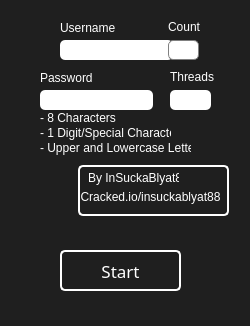
First picture: the form in gui.ui, repository Th3K1n91/mega_nz-Creator, before the edit.
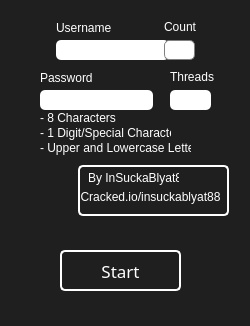
Second picture: the form after the edit. Icons and pictures are not drawn.

```diff
--- a/gui.ui
+++ b/gui.ui
@@ -36,7 +36,7 @@
   <widget class="QLineEdit" name="username">
    <property name="geometry">
     <rect>
-     <x>60</x>
+     <x>56</x>
      <y>40</y>
      <width>113</width>
      <height>20</height>
@@ -51,7 +51,7 @@
   <widget class="QLineEdit" name="count">
    <property name="geometry">
     <rect>
-     <x>168</x>
+     <x>164</x>
      <y>40</y>
      <width>31</width>
      <height>20</height>
@@ -67,7 +67,7 @@
   <widget class="QLabel" name="label">
    <property name="geometry">
     <rect>
-     <x>60</x>
+     <x>56</x>
      <y>20</y>
      <width>61</width>
      <height>16</height>
@@ -80,7 +80,7 @@
   <widget class="QLabel" name="label_2">
    <property name="geometry">
     <rect>
-     <x>168</x>
+     <x>164</x>
      <y>20</y>
      <width>47</width>
      <height>13</height>
```
Left out of the diff: 23 changed lines with no effect on the pictures.
